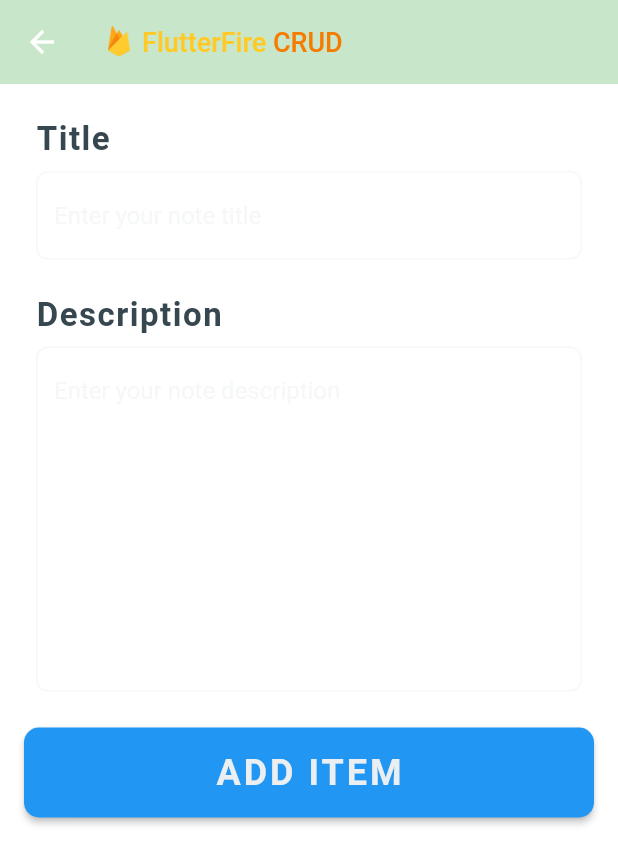
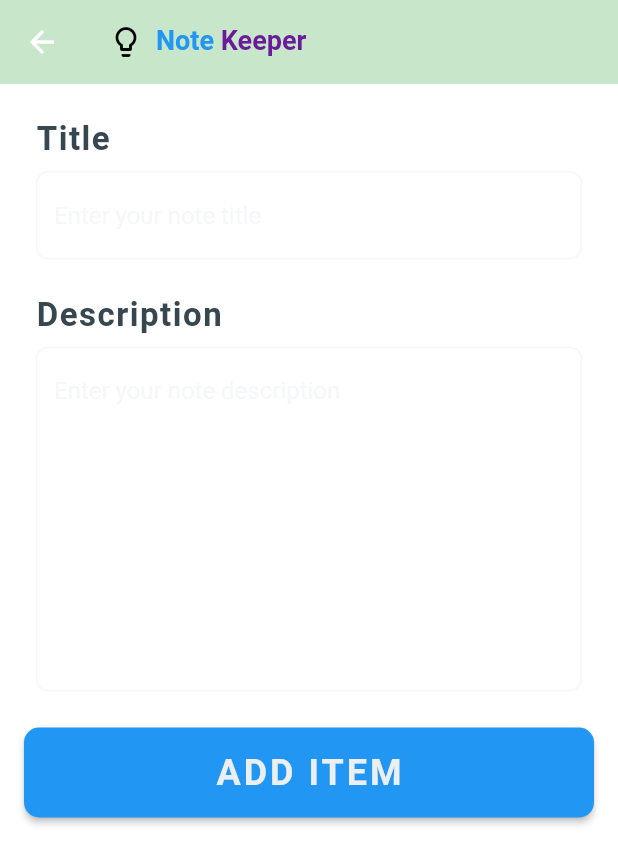
Before and after one commit to Harryalways317/note_keeper, a Flutter app: the AddScreen screen opened directly, on a phone screen of 412 x 824 dp. Shown: the top 864 px of the screen. Run offline on Flutter 3.47's test engine with Material 2 defaults, Android fonts, the phone set to English and light mode, and no system bars; our stand-ins replace cloud_firestore, firebase_core; accounts and stored records are empty.

Commit message:
reused app bar widget

```diff
--- a/lib/widgets/app_bar_title.dart
+++ b/lib/widgets/app_bar_title.dart
@@ -8,22 +8,24 @@ class AppBarTitle extends StatelessWidget {
       crossAxisAlignment: CrossAxisAlignment.start,
       mainAxisSize: MainAxisSize.min,
       children: [
-        Image.asset(
-          'assets/firebase_logo.png',
-          height: 20,
+        Icon(
+          Icons.lightbulb_outline_rounded,
+          color: Colors.black,
         ),
         SizedBox(width: 8),
         Text(
-          'FlutterFire',
+          'Note',
           style: TextStyle(
-            color: CustomColors.firebaseYellow,
+            color: Colors.blue,
+            fontWeight: FontWeight.bold,
             fontSize: 18,
           ),
         ),
         Text(
-          ' CRUD',
+          ' Keeper',
           style: TextStyle(
-            color: CustomColors.firebaseOrange,
+            color: Colors.purple[800],
+            fontWeight: FontWeight.bold,
             fontSize: 18,
           ),
         ),
```
